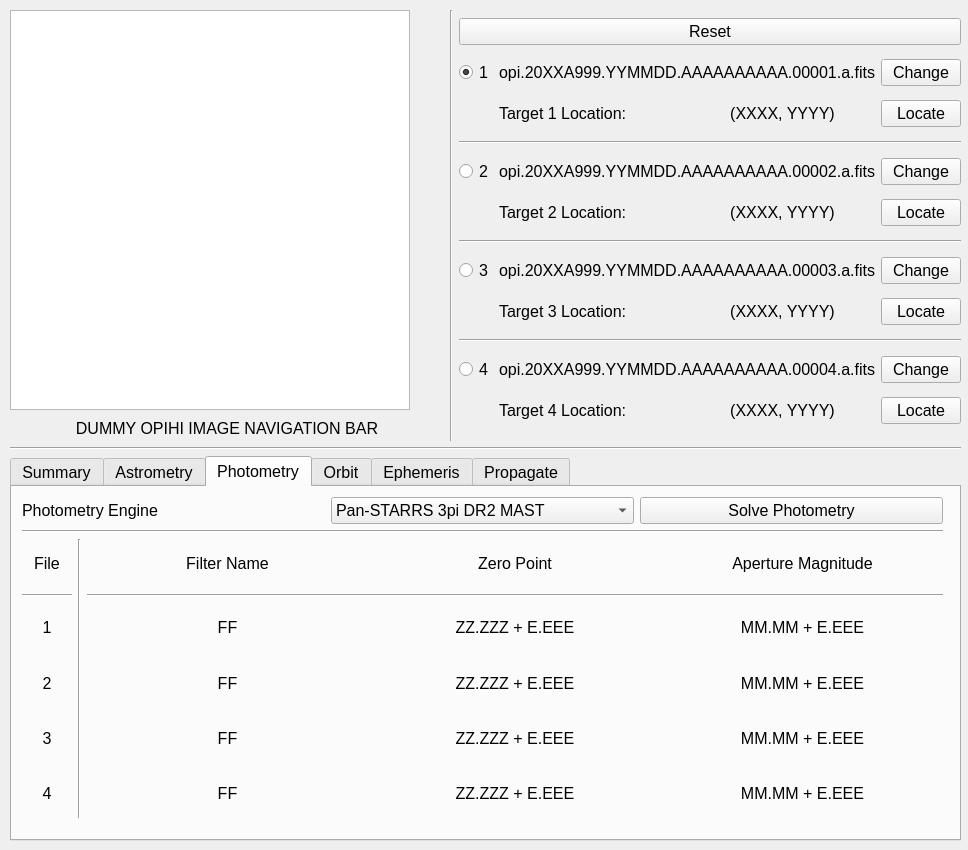
psmd-iberutaru/OpihiExarata, file src/opihiexarata/gui/qtui/manual.ui: the form before one commit.
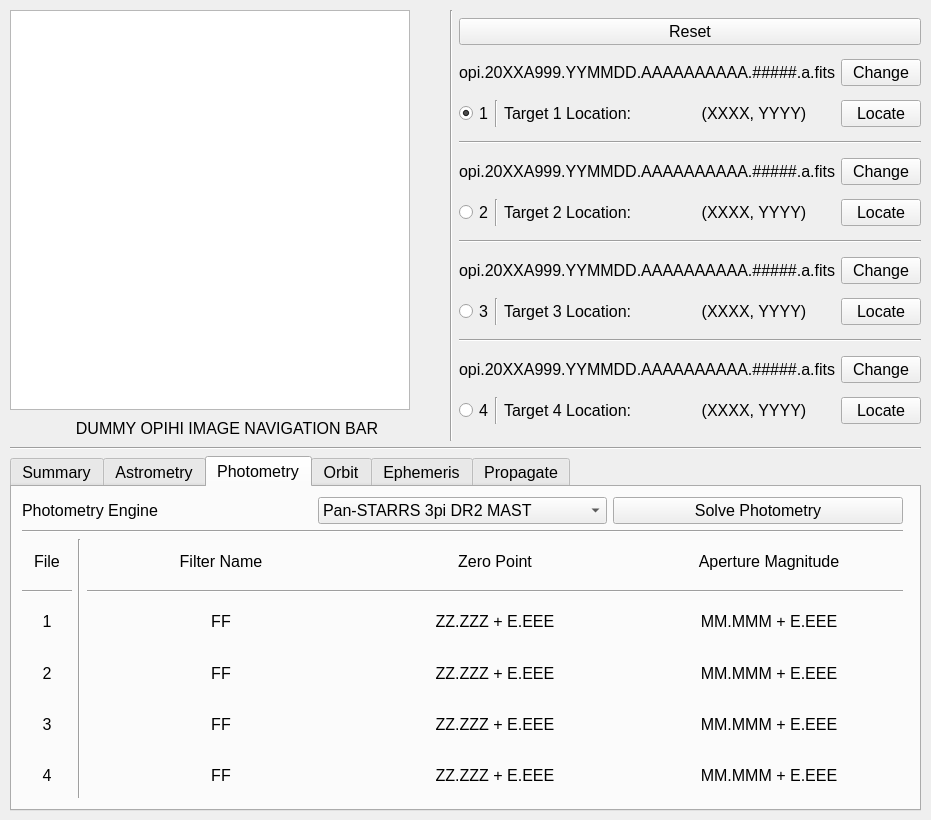
The form after the commit. The open tabs and pages were chosen to show the change.

Commit message: Making the GUI a little smaller.

What changed in the file:
```diff
--- a/src/opihiexarata/gui/qtui/manual.ui
+++ b/src/opihiexarata/gui/qtui/manual.ui
@@ -6,8 +6,8 @@
    <rect>
     <x>0</x>
     <y>0</y>
-    <width>968</width>
-    <height>850</height>
+    <width>931</width>
+    <height>820</height>
    </rect>
   </property>
   <property name="windowTitle">
@@ -19,8 +19,8 @@
      <rect>
       <x>10</x>
       <y>10</y>
-      <width>951</width>
-      <height>831</height>
+      <width>911</width>
+      <height>801</height>
      </rect>
     </property>
     <property name="font">
@@ -101,72 +101,232 @@
        </item>
        <item>
         <layout class="QGridLayout" name="grid_layout_file_selector">
-         <item row="10" column="3">
+         <item row="2" column="0">
+          <widget class="QRadioButton" name="radio_button_primary_file_1">
+           <property name="sizePolicy">
+            <sizepolicy hsizetype="Minimum" vsizetype="Fixed">
+             <horstretch>0</horstretch>
+             <verstretch>0</verstretch>
+            </sizepolicy>
+           </property>
+           <property name="maximumSize">
+            <size>
+             <width>30</width>
+             <height>16777215</height>
+            </size>
+           </property>
+           <property name="text">
+            <string>1</string>
+           </property>
+           <property name="checked">
+            <bool>true</bool>
+           </property>
+           <attribute name="buttonGroup">
+            <string notr="true">button_group_primary_working_file</string>
+           </attribute>
+          </widget>
+         </item>
+         <item row="5" column="0">
+          <widget class="QRadioButton" name="radio_button_primary_file_2">
+           <property name="sizePolicy">
+            <sizepolicy hsizetype="Minimum" vsizetype="Fixed">
+             <horstretch>0</horstretch>
+             <verstretch>0</verstretch>
+            </sizepolicy>
+           </property>
+           <property name="maximumSize">
+            <size>
+             <width>30</width>
+             <height>16777215</height>
+            </size>
+           </property>
+           <property name="text">
+            <string>2</string>
+           </property>
+           <attribute name="buttonGroup">
+            <string notr="true">button_group_primary_working_file</string>
+           </attribute>
+          </widget>
+         </item>
+         <item row="11" column="0">
+          <widget class="QRadioButton" name="radio_button_primary_file_4">
+           <property name="enabled">
+            <bool>true</bool>
+           </property>
+           <property name="sizePolicy">
+            <sizepolicy hsizetype="Minimum" vsizetype="Fixed">
+             <horstretch>0</horstretch>
+             <verstretch>0</verstretch>
+            </sizepolicy>
+           </property>
+           <property name="maximumSize">
+            <size>
+             <width>30</width>
+             <height>16777215</height>
+            </size>
+           </property>
+           <property name="text">
+            <string>4</string>
+           </property>
+           <attribute name="buttonGroup">
+            <string notr="true">button_group_primary_working_file</string>
+           </attribute>
+          </widget>
+         </item>
+         <item row="0" column="0" colspan="5">
+          <widget class="QPushButton" name="push_button_reset">
+           <property name="sizePolicy">
+            <sizepolicy hsizetype="MinimumExpanding" vsizetype="Fixed">
+             <horstretch>0</horstretch>
+             <verstretch>0</verstretch>
+            </sizepolicy>
+           </property>
+           <property name="text">
+            <string>Reset</string>
+           </property>
+          </widget>
+         </item>
+         <item row="5" column="3">
+          <widget class="QLabel" name="label_dynamic_target_2_pixel_location">
+           <property name="text">
+            <string>(XXXX, YYYY)</string>
+           </property>
+           <property name="alignment">
+            <set>Qt::AlignCenter</set>
+           </property>
+          </widget>
+         </item>
+         <item row="8" column="4">
+          <widget class="QPushButton" name="push_button_locate_target_location_3">
+           <property name="text">
+            <string>Locate</string>
+           </property>
+          </widget>
+         </item>
+         <item row="8" column="3">
+          <widget class="QLabel" name="label_dynamic_target_3_pixel_location">
+           <property name="text">
+            <string>(XXXX, YYYY)</string>
+           </property>
+           <property name="alignment">
+            <set>Qt::AlignCenter</set>
+           </property>
+          </widget>
+         </item>
+         <item row="1" column="4">
+          <widget class="QPushButton" name="push_button_change_filename_1">
+           <property name="font">
+            <font>
+             <family>Cantarell</family>
+             <pointsize>12</pointsize>
+            </font>
+           </property>
+           <property name="text">
+            <string>Change</string>
+           </property>
+          </widget>
+         </item>
+         <item row="5" column="2">
+          <widget class="QLabel" name="label_static_target_2_location">
+           <property name="text">
+            <string>Target 2 Location:</string>
+           </property>
+          </widget>
+         </item>
+         <item row="6" column="0" colspan="5">
+          <widget class="Line" name="line_3">
+           <property name="orientation">
+            <enum>Qt::Horizontal</enum>
+           </property>
+          </widget>
+         </item>
+         <item row="9" column="0" colspan="5">
+          <widget class="Line" name="line_4">
+           <property name="orientation">
+            <enum>Qt::Horizontal</enum>
+           </property>
+          </widget>
+         </item>
+         <item row="5" column="4">
+          <widget class="QPushButton" name="push_button_locate_target_location_2">
+           <property name="text">
+            <string>Locate</string>
+           </property>
+          </widget>
+         </item>
+         <item row="3" column="0" colspan="5">
+          <widget class="Line" name="line_2">
+           <property name="orientation">
+            <enum>Qt::Horizontal</enum>
+           </property>
+          </widget>
+         </item>
+         <item row="10" column="4">
           <widget class="QPushButton" name="push_button_change_filename_4">
            <property name="text">
             <string>Change</string>
            </property>
           </widget>
          </item>
-         <item row="2" column="1">
-          <widget class="QLabel" name="label_static_target_1_location">
-           <property name="font">
-            <font>
-             <family>Cantarell</family>
-             <pointsize>12</pointsize>
-            </font>
-           </property>
-           <property name="text">
-            <string>Target 1 Location:</string>
-           </property>
-          </widget>
-         </item>
-         <item row="11" column="3">
-          <widget class="QPushButton" name="push_button_locate_target_location_4">
-           <property name="text">
-            <string>Locate</string>
-           </property>
-          </widget>
-         </item>
-         <item row="11" column="1">
+         <item row="11" column="2">
           <widget class="QLabel" name="label_static_target_4_location">
            <property name="text">
             <string>Target 4 Location:</string>
            </property>
           </widget>
          </item>
-         <item row="4" column="3">
+         <item row="2" column="2">
+          <widget class="QLabel" name="label_static_target_1_location">
+           <property name="font">
+            <font>
+             <family>Cantarell</family>
+             <pointsize>12</pointsize>
+            </font>
+           </property>
+           <property name="text">
+            <string>Target 1 Location:</string>
+           </property>
+          </widget>
+         </item>
+         <item row="4" column="4">
           <widget class="QPushButton" name="push_button_change_filename_2">
            <property name="text">
             <string>Change</string>
            </property>
           </widget>
          </item>
-         <item row="8" column="1">
+         <item row="11" column="4">
+          <widget class="QPushButton" name="push_button_locate_target_location_4">
+           <property name="text">
+            <string>Locate</string>
+           </property>
+          </widget>
+         </item>
+         <item row="8" column="2">
           <widget class="QLabel" name="label_static_target_3_location">
            <property name="text">
             <string>Target 3 Location:</string>
            </property>
           </widget>
          </item>
-         <item row="2" column="2">
-          <widget class="QLabel" name="label_dynamic_target_1_pixel_location">
+         <item row="7" column="4">
+          <widget class="QPushButton" name="push_button_change_filename_3">
            <property name="text">
-            <string>(XXXX, YYYY)</string>
-           </property>
-           <property name="alignment">
-            <set>Qt::AlignCenter</set>
-           </property>
-          </widget>
-         </item>
-         <item row="7" column="1" colspan="2">
-          <widget class="QLabel" name="label_dynamic_filename_3">
-           <property name="text">
-            <string>opi.20XXA999.YYMMDD.AAAAAAAAAA.00003.a.fits</string>
+            <string>Change</string>
            </property>
           </widget>
          </item>
          <item row="2" column="3">
+          <widget class="QLabel" name="label_dynamic_target_1_pixel_location">
+           <property name="text">
+            <string>(XXXX, YYYY)</string>
+           </property>
+           <property name="alignment">
+            <set>Qt::AlignCenter</set>
+           </property>
+          </widget>
+         </item>
+         <item row="2" column="4">
           <widget class="QPushButton" name="push_button_locate_target_location_1">
            <property name="font">
             <font>
@@ -179,41 +339,7 @@
            </property>
           </widget>
          </item>
-         <item row="7" column="3">
-          <widget class="QPushButton" name="push_button_change_filename_3">
-           <property name="text">
-            <string>Change</string>
-           </property>
-          </widget>
-         </item>
-         <item row="4" column="1" colspan="2">
-          <widget class="QLabel" name="label_dynamic_filename_2">
-           <property name="text">
-            <string>opi.20XXA999.YYMMDD.AAAAAAAAAA.00002.a.fits</string>
-           </property>
-          </widget>
-         </item>
-         <item row="10" column="1" colspan="2">
-          <widget class="QLabel" name="label_dynamic_filename_4">
-           <property name="text">
-            <string>opi.20XXA999.YYMMDD.AAAAAAAAAA.00004.a.fits</string>
-           </property>
-          </widget>
-         </item>
-         <item row="1" column="1" colspan="2">
-          <widget class="QLabel" name="label_dynamic_filename_1">
-           <property name="font">
-            <font>
-             <family>Cantarell</family>
-             <pointsize>12</pointsize>
-            </font>
-           </property>
-           <property name="text">
-            <string>opi.20XXA999.YYMMDD.AAAAAAAAAA.00001.a.fits</string>
-           </property>
-          </widget>
-         </item>
-         <item row="11" column="2">
+         <item row="11" column="3">
           <widget class="QLabel" name="label_dynamic_target_4_pixel_location">
            <property name="text">
             <string>(XXXX, YYYY)</string>
@@ -223,109 +349,37 @@
            </property>
           </widget>
          </item>
-         <item row="8" column="2">
-          <widget class="QLabel" name="label_dynamic_target_3_pixel_location">
+         <item row="4" column="0" colspan="4">
+          <widget class="QLabel" name="label_dynamic_filename_2">
            <property name="text">
-            <string>(XXXX, YYYY)</string>
+            <string>opi.20XXA999.YYMMDD.AAAAAAAAAA.#####.a.fits</string>
            </property>
-           <property name="alignment">
-            <set>Qt::AlignCenter</set>
-           </property>
           </widget>
          </item>
-         <item row="5" column="2">
-          <widget class="QLabel" name="label_dynamic_target_2_pixel_location">
+         <item row="7" column="0" colspan="4">
+          <widget class="QLabel" name="label_dynamic_filename_3">
            <property name="text">
-            <string>(XXXX, YYYY)</string>
+            <string>opi.20XXA999.YYMMDD.AAAAAAAAAA.#####.a.fits</string>
            </property>
-           <property name="alignment">
-            <set>Qt::AlignCenter</set>
-           </property>
           </widget>
          </item>
-         <item row="8" column="3">
-          <widget class="QPushButton" name="push_button_locate_target_location_3">
-           <property name="text">
-            <string>Locate</string>
-           </property>
-          </widget>
-         </item>
-         <item row="1" column="3">
-          <widget class="QPushButton" name="push_button_change_filename_1">
-           <property name="font">
-            <font>
-             <family>Cantarell</family>
-             <pointsize>12</pointsize>
-            </font>
-           </property>
-           <property name="text">
-            <string>Change</string>
-           </property>
-          </widget>
-         </item>
-         <item row="5" column="3">
-          <widget class="QPushButton" name="push_button_locate_target_location_2">
-           <property name="text">
-            <string>Locate</string>
-           </property>
-          </widget>
-         </item>
-         <item row="9" column="0" colspan="4">
-          <widget class="Line" name="line_4">
-           <property name="orientation">
-            <enum>Qt::Horizontal</enum>
-           </property>
-          </widget>
-         </item>
-         <item row="6" column="0" colspan="4">
-          <widget class="Line" name="line_3">
-           <property name="orientation">
-            <enum>Qt::Horizontal</enum>
-           </property>
-          </widget>
-         </item>
-         <item row="4" column="0">
-          <widget class="QRadioButton" name="radio_button_primary_file_2">
-           <property name="text">
-            <string>2</string>
-           </property>
-           <attribute name="buttonGroup">
-            <string notr="true">button_group_primary_working_file</string>
-           </attribute>
-          </widget>
-         </item>
-         <item row="3" column="0" colspan="4">
-          <widget class="Line" name="line_2">
-           <property name="orientation">
-            <enum>Qt::Horizontal</enum>
-           </property>
-          </widget>
-         </item>
-         <item row="5" column="1">
-          <widget class="QLabel" name="label_static_target_2_location">
-           <property name="text">
-            <string>Target 2 Location:</string>
-           </property>
-          </widget>
-         </item>
-         <item row="1" column="0">
-          <widget class="QRadioButton" name="radio_button_primary_file_1">
-           <property name="text">
-            <string>1</string>
-           </property>
-           <property name="checked">
-            <bool>true</bool>
-           </property>
-           <attribute name="buttonGroup">
-            <string notr="true">button_group_primary_working_file</string>
-           </attribute>
-          </widget>
-         </item>
-         <item row="7" column="0">
+         <item row="8" column="0">
           <widget class="QRadioButton" name="radio_button_primary_file_3">
            <property name="enabled">
             <bool>true</bool>
            </property>
+           <property name="sizePolicy">
+            <sizepolicy hsizetype="Minimum" vsizetype="Fixed">
+             <horstretch>0</horstretch>
+             <verstretch>0</verstretch>
+            </sizepolicy>
+           </property>
+           <property name="maximumSize">
+            <size>
+             <width>30</width>
+             <height>16777215</height>
+            </size>
+           </property>
            <property name="text">
             <string>3</string>
            </property>
@@ -334,29 +388,54 @@
            </attribute>
           </widget>
          </item>
-         <item row="10" column="0">
-          <widget class="QRadioButton" name="radio_button_primary_file_4">
-           <property name="enabled">
-            <bool>true</bool>
+         <item row="1" column="0" colspan="4">
+          <widget class="QLabel" name="label_dynamic_filename_1">
+           <property name="font">
+            <font>
+             <family>Cantarell</family>
+             <pointsize>12</pointsize>
+            </font>
            </property>
            <property name="text">
-            <string>4</string>
+            <string>opi.20XXA999.YYMMDD.AAAAAAAAAA.#####.a.fits</string>
            </property>
            <attribute name="buttonGroup">
             <string notr="true">button_group_primary_working_file</string>
            </attribute>
           </widget>
          </item>
-         <item row="0" column="0" colspan="4">
-          <widget class="QPushButton" name="push_button_reset">
-           <property name="sizePolicy">
-            <sizepolicy hsizetype="MinimumExpanding" vsizetype="Fixed">
-             <horstretch>0</horstretch>
-             <verstretch>0</verstretch>
-            </sizepolicy>
-           </property>
+         <item row="10" column="0" colspan="4">
+          <widget class="QLabel" name="label_dynamic_filename_4">
            <property name="text">
-            <string>Reset</string>
+            <string>opi.20XXA999.YYMMDD.AAAAAAAAAA.#####.a.fits</string>
+           </property>
+          </widget>
+         </item>
+         <item row="2" column="1">
+          <widget class="Line" name="line_34">
+           <property name="orientation">
+            <enum>Qt::Vertical</enum>
+           </property>
+          </widget>
+         </item>
+         <item row="5" column="1">
+          <widget class="Line" name="line_35">
+           <property name="orientation">
+            <enum>Qt::Vertical</enum>
+           </property>
+          </widget>
+         </item>
+         <item row="8" column="1">
+          <widget class="Line" name="line_36">
+           <property name="orientation">
+            <enum>Qt::Vertical</enum>
+           </property>
+          </widget>
+         </item>
+         <item row="11" column="1">
+          <widget class="Line" name="line_37">
+           <property name="orientation">
+            <enum>Qt::Vertical</enum>
            </property>
           </widget>
          </item>
@@ -958,8 +1037,8 @@
           <rect>
            <x>10</x>
            <y>10</y>
-           <width>921</width>
-           <height>321</height>
+           <width>881</width>
+           <height>301</height>
           </rect>
          </property>
          <layout class="QVBoxLayout" name="vertical_layout_photometry">
@@ -1222,7 +1301,7 @@
             <item row="2" column="4">
              <widget class="QLabel" name="label_static_photometry_results_file_1_magnitude">
               <property name="text">
-               <string>MM.MM + E.EEE</string>
+               <string>MM.MMM + E.EEE</string>
               </property>
               <property name="alignment">
                <set>Qt::AlignCenter</set>
@@ -1232,7 +1311,7 @@
             <item row="3" column="4">
              <widget class="QLabel" name="label_static_photometry_results_file_2_magnitude">
               <property name="text">
-               <string>MM.MM + E.EEE</string>
+               <string>MM.MMM + E.EEE</string>
               </property>
               <property name="alignment">
                <set>Qt::AlignCenter</set>
@@ -1242,7 +1321,7 @@
             <item row="4" column="4">
              <widget class="QLabel" name="label_static_photometry_results_file_3_magnitude">
               <property name="text">
-               <string>MM.MM + E.EEE</string>
+               <string>MM.MMM + E.EEE</string>
               </property>
               <property name="alignment">
                <set>Qt::AlignCenter</set>
@@ -1252,7 +1331,7 @@
             <item row="5" column="4">
              <widget class="QLabel" name="label_static_photometry_results_file_4_magnitude">
               <property name="text">
-               <string>MM.MM + E.EEE</string>
+               <string>MM.MMM + E.EEE</string>
               </property>
               <property name="alignment">
                <set>Qt::AlignCenter</set>
```
Left out of the diff: 42 changed lines with no effect on the pictures. The commit also changes 7 other files.
